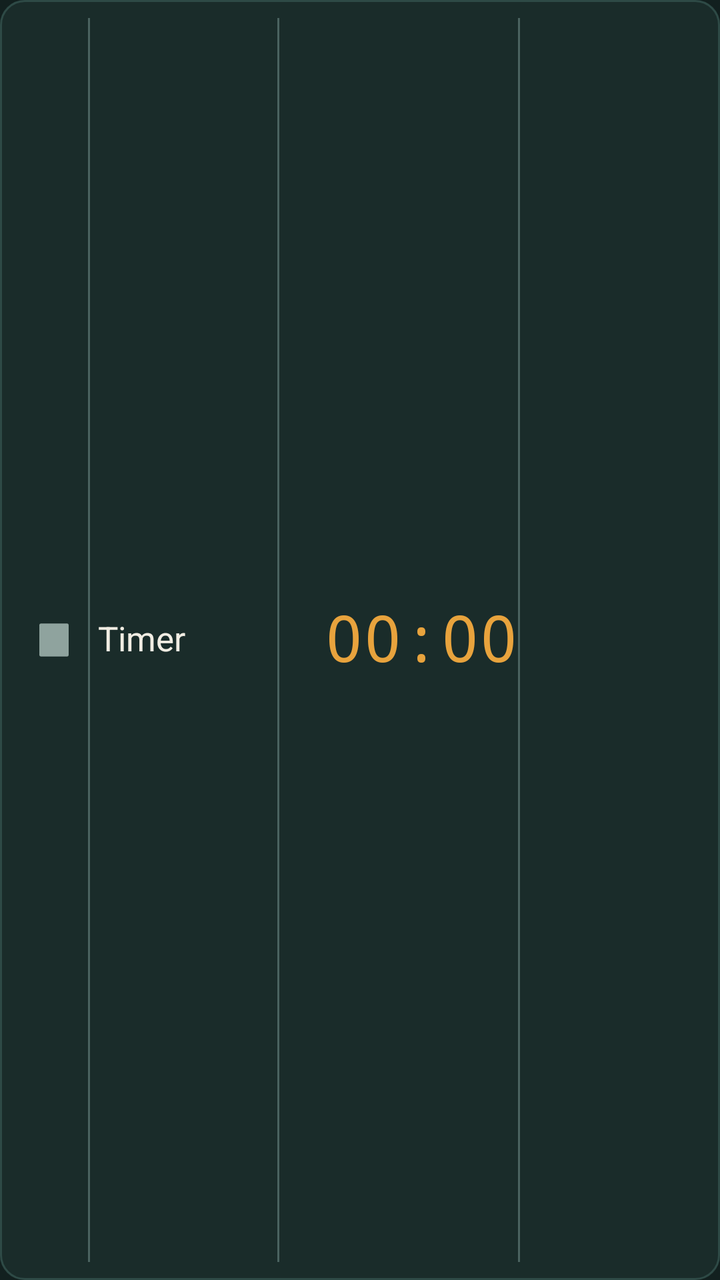
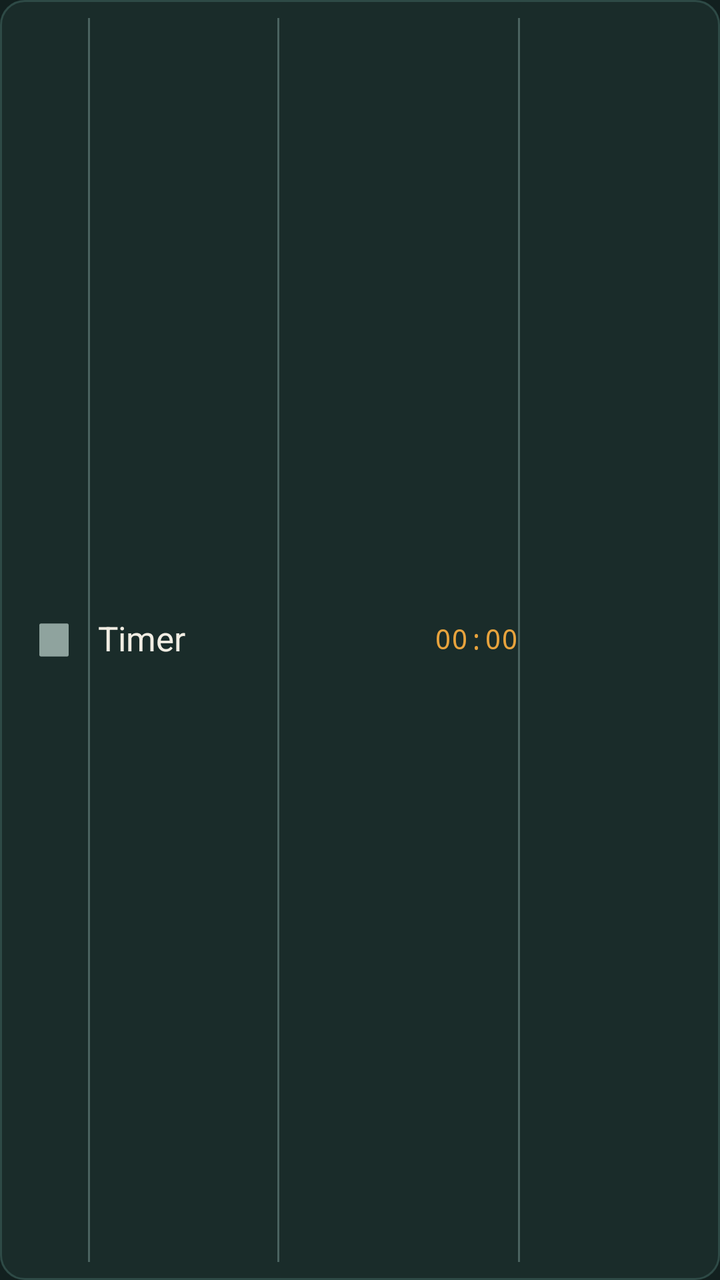

Two renders of the same Android screen: before a commit and after it. Below are the layout's source before the change and the commit's diff.
<!-- AndroidManifest.xml: application theme Theme.FocusLedger -->
<!-- res/layout/row_timer.xml -->
<?xml version="1.0" encoding="utf-8"?>
<FrameLayout xmlns:android="http://schemas.android.com/apk/res/android"
    android:id="@+id/rowRoot"
    android:layout_width="match_parent"
    android:layout_height="64dp"
    android:layout_marginBottom="3dp"
    android:background="@drawable/bg_row_track"
    android:clickable="true"
    android:focusable="true">

    
    <LinearLayout
        android:id="@+id/barContainer"
        android:layout_width="match_parent"
        android:layout_height="match_parent"
        android:orientation="horizontal"
        android:weightSum="1">

        
        <View
            android:id="@+id/barProgress"
            android:layout_width="0dp"
            android:layout_height="match_parent"
            android:layout_weight="0"
            android:background="#3A6841" />

        
        <View
            android:id="@+id/barOver"
            android:layout_width="0dp"
            android:layout_height="match_parent"
            android:layout_weight="0"
            android:background="#8C4726" />

        <View
            android:id="@+id/barRest"
            android:layout_width="0dp"
            android:layout_height="match_parent"
            android:layout_weight="1" />
    </LinearLayout>

    
    <LinearLayout
        android:layout_width="match_parent"
        android:layout_height="match_parent"
        android:orientation="horizontal"
        android:gravity="center_vertical"
        android:paddingStart="10dp"
        android:paddingEnd="10dp"
        android:weightSum="1">

        <ImageView
            android:id="@+id/rowNote"
            android:layout_width="34dp"
            android:layout_height="34dp"
            android:padding="6dp"
            android:src="@drawable/ic_note"
            android:contentDescription="Notes"
            android:clickable="true"
            android:focusable="true" />

        

        
        <View
            android:layout_width="1dp"
            android:layout_height="match_parent"
            android:layout_marginTop="9dp"
            android:layout_marginBottom="9dp"
            android:background="#4A6360" />

        <LinearLayout
            android:id="@+id/rowLabelBox"
            android:layout_width="0dp"
            android:layout_weight="0.30"
            android:layout_height="wrap_content"
            android:layout_marginStart="4dp"
            android:orientation="vertical"
            android:gravity="center_vertical"
            android:clickable="true"
            android:focusable="true">

            <TextView
                android:id="@+id/rowLabel"
                android:layout_width="match_parent"
                android:layout_height="wrap_content"
                android:text="Timer"
                android:textColor="#F1EDE3"
                android:textSize="17sp"
                android:maxLines="1"
                android:ellipsize="end"
                android:includeFontPadding="false" />

            <TextView
                android:id="@+id/rowSub"
                android:layout_width="match_parent"
                android:layout_height="wrap_content"
                android:layout_marginTop="2dp"
                android:fontFamily="monospace"
                android:textSize="13sp"
                android:maxLines="1"
                android:ellipsize="end"
                android:includeFontPadding="false"
                android:visibility="gone" />
        </LinearLayout>

        

        
        <View
            android:layout_width="1dp"
            android:layout_height="match_parent"
            android:layout_marginTop="9dp"
            android:layout_marginBottom="9dp"
            android:background="#4A6360" />

        <TextView
            android:id="@+id/rowTime"
            android:clickable="true"
            android:focusable="true"
            android:layout_width="0dp"
            android:layout_weight="0.40"
            android:layout_height="match_parent"
            android:gravity="end|center_vertical"
            android:text="00:00"
            android:textColor="#E8A33D"
            android:fontFamily="monospace"
            android:textSize="32sp"
            android:maxLines="1"
            android:includeFontPadding="false" />


        
        <View
            android:layout_width="1dp"
            android:layout_height="match_parent"
            android:layout_marginTop="9dp"
            android:layout_marginBottom="9dp"
            android:background="#4A6360" />

        <TextView
            android:id="@+id/rowGoal"
            android:clickable="true"
            android:focusable="true"
            android:layout_width="0dp"
            android:layout_weight="0.30"
            android:layout_height="wrap_content"
            android:gravity="end"
            android:text=""
            android:textColor="#A9BDB8"
            android:fontFamily="monospace"
            android:textSize="22sp"
            android:maxLines="1"
            android:ellipsize="end"
            android:includeFontPadding="false" />

    </LinearLayout>

    
    <View
        android:id="@+id/rowBorder"
        android:layout_width="match_parent"
        android:layout_height="match_parent"
        android:background="@drawable/bg_row_idle" />

</FrameLayout>
<!-- resources referenced by this layout -->
<resources>
  <!-- drawable bg_row_idle (drawable) -->
  <?xml version="1.0" encoding="utf-8"?>
  <shape xmlns:android="http://schemas.android.com/apk/res/android" android:shape="rectangle">
      <solid android:color="@android:color/transparent" />
      <corners android:radius="12dp" />
      <stroke android:width="1dp" android:color="#2E4A46" />
  </shape>
  <!-- drawable bg_row_track (drawable) -->
  <?xml version="1.0" encoding="utf-8"?>
  <shape xmlns:android="http://schemas.android.com/apk/res/android" android:shape="rectangle">
      <solid android:color="#1A2C2A" />
      <corners android:radius="12dp" />
  </shape>
  <!-- drawable ic_note (drawable) -->
  <?xml version="1.0" encoding="utf-8"?>
  <vector xmlns:android="http://schemas.android.com/apk/res/android"
      android:width="24dp"
      android:height="24dp"
      android:viewportWidth="24"
      android:viewportHeight="24"
      android:tint="#8FA39E">
      <path
          android:fillColor="#FFFFFF"
          android:pathData="M5,3h14a1,1 0 0 1 1,1v16a1,1 0 0 1 -1,1H5a1,1 0 0 1 -1,-1V4a1,1 0 0 1 1,-1zM7,7h10v1.6H7zM7,11h10v1.6H7zM7,15h6v1.6H7z" />
  </vector>
  <style name="Theme.FocusLedger" parent="Theme.AppCompat.DayNight.NoActionBar">
          <item name="colorPrimary">#E8A33D</item>
          <item name="colorPrimaryDark">#12201F</item>
          <item name="colorAccent">#6FAFC4</item>
          <item name="android:windowBackground">#12201F</item>
      </style>
</resources>

<!-- the commit's change to res/layout/row_timer.xml (unified diff, before → after) -->
@@ -125,7 +125,6 @@
             android:text="00:00"
             android:textColor="#E8A33D"
             android:fontFamily="monospace"
-            android:textSize="32sp"
             android:maxLines="1"
             android:includeFontPadding="false" />
 
